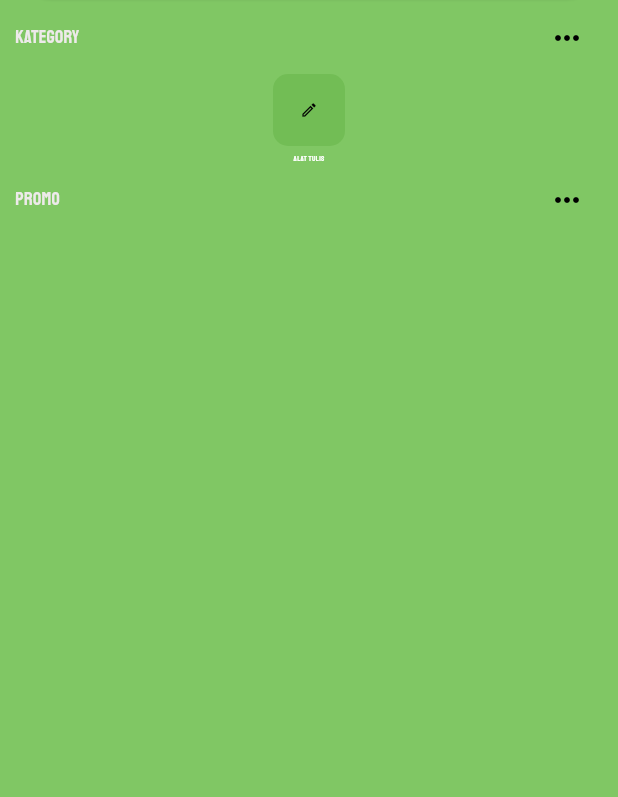
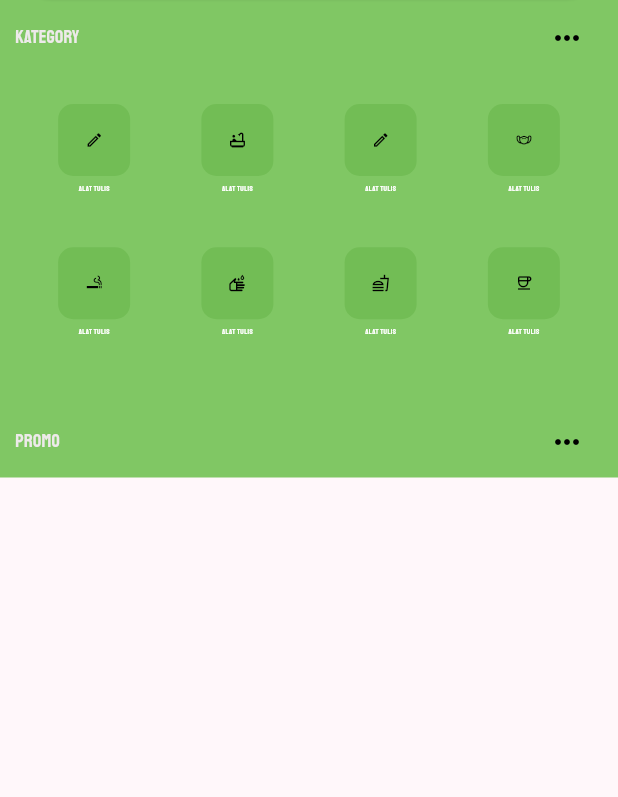
Before and after one commit to jonrysimbolon/ud_simbolon, a Flutter app: the screen it shows after launch, on a phone screen of 412 x 824 dp, the part 439-1236 px from its top. Run offline on Flutter 3.47's test engine with Material 2 defaults, Android fonts, the phone set to English and light mode, and no system bars; drawn by our look-alikes of flutter_image_slideshow.

Commit message:
progress for menu item

```diff
--- a/lib/main.dart
+++ b/lib/main.dart
@@ -21,6 +21,7 @@ class MyApp extends StatelessWidget {
         colorScheme: ColorScheme.fromSeed(seedColor: Colors.purple),
         useMaterial3: true,
       ),
+      scrollBehavior: ScrollConfiguration.of(context).copyWith(scrollbars: false),
       debugShowCheckedModeBanner: false,
       home: const MyHomePage(title: 'Home'),
     );
@@ -92,16 +93,44 @@ class _MyHomePageState extends State<MyHomePage> {
             )
           ],
         ),
-        body: Container(
+        body: SingleChildScrollView(
+            child: Container(
           color: bgColor,
           child: Column(children: [
             ImageSliderComponent(images: images),
             const WelcomeComponent(),
             TitleComponent(title: 'kategory', click: () {}),
-            const MenuComponent(),
+            MenuComponent(
+              items: [
+                itemMenu('Alat tulis', Icons.edit_outlined, () {
+                  showAlert(context, 'Alat tulis');
+                }),
+                itemMenu('Alat tulis', Icons.bathtub_outlined, () {
+                  showAlert(context, 'Alat mandi');
+                }),
+                itemMenu('Alat tulis', Icons.edit_outlined, () {
+                  showAlert(context, 'Benang');
+                }),
+                itemMenu('Alat tulis', Icons.masks_outlined, () {
+                  showAlert(context, 'Masker');
+                }),
+                itemMenu('Alat tulis', Icons.smoking_rooms_outlined, () {
+                  showAlert(context, 'Rokok');
+                }),
+                itemMenu('Alat tulis', Icons.wash_outlined, () {
+                  showAlert(context, 'Alat cuci');
+                }),
+                itemMenu('Alat tulis', Icons.fastfood_outlined, () {
+                  showAlert(context, 'Jajanan');
+                }),
+                itemMenu('Alat tulis', Icons.coffee_outlined, () {
+                  showAlert(context, 'Kopi');
+                }),
+              ],
+            ),
             TitleComponent(title: 'promo', click: () {}),
             const PromoComponent(),
           ]),
-        ));
+        )));
   }
 }
--- a/lib/menu_component.dart
+++ b/lib/menu_component.dart
@@ -1,17 +1,34 @@
+// ignore_for_file: public_member_api_docs, sort_constructors_first
 import 'package:flutter/material.dart';
+
 import 'package:ud_simbolon/utils.dart';
 
 class MenuComponent extends StatelessWidget {
-  const MenuComponent({super.key});
+  final List<Widget> _items;
+
+  const MenuComponent({
+    Key? key,
+    required List<Widget> items,
+  }) :
+  _items= items,
+  super(key: key);
 
   @override
   Widget build(BuildContext context) {
-    return itemMenu('Alat tulis', Icons.edit_outlined, () {
-      showAlert(context, 'Alat tulis');
-    });
+    return GridView.count(
+      scrollDirection: Axis.vertical,
+      shrinkWrap: true,
+      primary: false,
+      padding: const EdgeInsets.all(20),
+      crossAxisSpacing: 10,
+      mainAxisSpacing: 10,
+      crossAxisCount: 4,
+      children: _items,
+    );
   }
+}
 
-  Widget itemMenu(
+Widget itemMenu(
     String label,
     IconData iconData,
     Function() click,
@@ -40,4 +57,3 @@ class MenuComponent extends StatelessWidget {
       ],
     );
   }
-}
```
